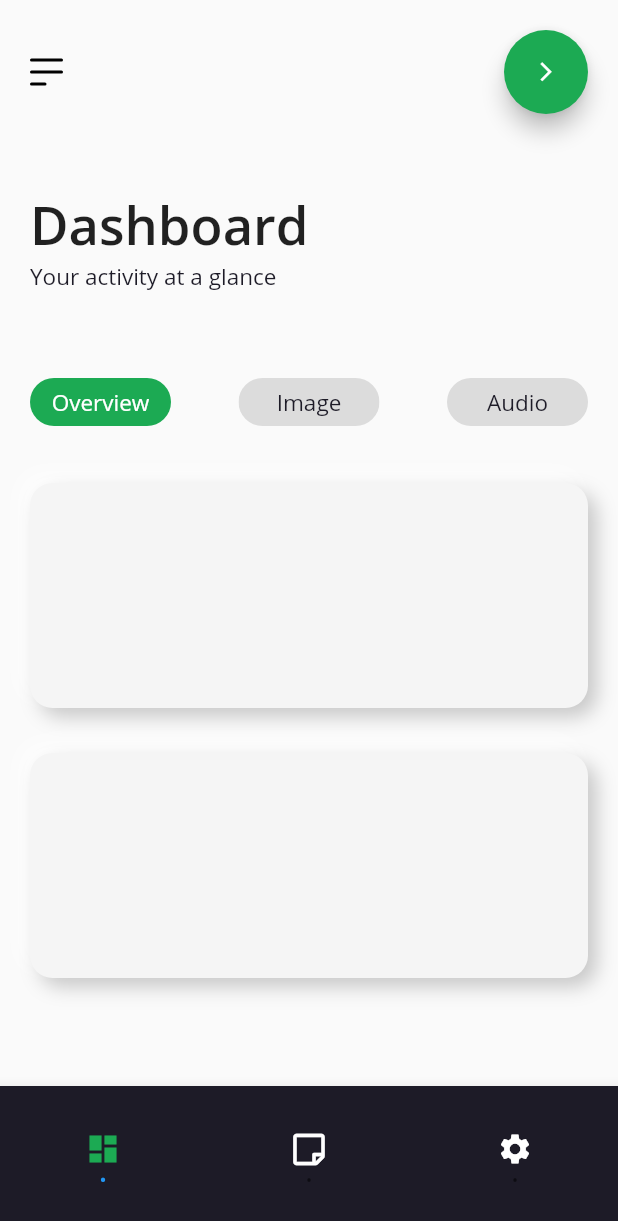
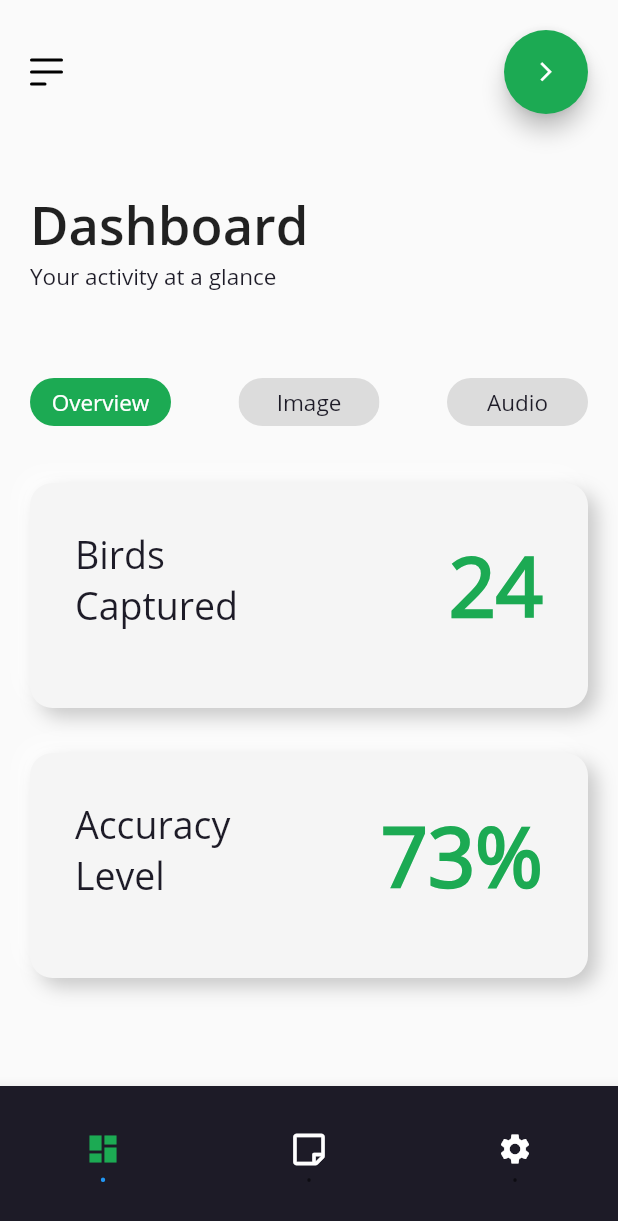
Before and after one commit to bot1001/AI-Birdie, a Flutter app: the SoftDashboard screen opened directly, on a phone screen of 412 x 824 dp. Shown: the top 1221 px of the screen. Run offline on Flutter 3.47's test engine with Material 2 defaults, Android fonts, the light colour scheme and no system bars; our stand-ins replace audioplayers, camera, datetime_picker_formfield, file_picker, font_awesome_flutter, geolocator and 3 more; missing offline and left inert: flutter_animation_set, flutter_audio_recorder, flutter_email_sender, flutter_timer, swipedetector.

Commit message:
Soft dashboard progress

```diff
--- a/lib/constants.dart
+++ b/lib/constants.dart
@@ -49,6 +49,12 @@ final TextStyle level2softdp = TextStyle(
   color: darkPurple
 );
 
+final TextStyle level2softg = TextStyle(
+  fontSize: 15,
+  fontFamily: 'OS_regular',
+  color: softGreen
+);
+
 final TextStyle level2softw = TextStyle(
   fontSize: 15,
   fontFamily: 'OS_regular',
--- a/lib/screens/dash.dart
+++ b/lib/screens/dash.dart
@@ -88,7 +88,25 @@ class _DashState extends State<Dash> {
             ],
             borderRadius: BorderRadius.circular(15.00),
           ),
-          child: null
+          child: Padding(
+            padding: EdgeInsets.all(30.0),
+            child: Row(
+              crossAxisAlignment: CrossAxisAlignment.start,
+              mainAxisAlignment: MainAxisAlignment.spaceBetween,
+              children: <Widget>[
+                Column(
+                  crossAxisAlignment: CrossAxisAlignment.start,
+                  children: <Widget>[
+                    Text("Birds", style: level2softdp.copyWith(fontSize: 25),),
+                    Text("Captured", style: level2softdp.copyWith(fontSize: 25),),
+
+                  ],
+                ),
+                Text("24", style: level2softg.copyWith(fontSize: 55, fontWeight: FontWeight.w900),),
+              ],
+
+            ),
+          ),
         ),
         SizedBox(height: 30),
         Container(
@@ -110,6 +128,25 @@ class _DashState extends State<Dash> {
             ],
             borderRadius: BorderRadius.circular(15.00),
           ),
+          child: Padding(
+            padding: EdgeInsets.all(30.0),
+            child: Row(
+              crossAxisAlignment: CrossAxisAlignment.start,
+              mainAxisAlignment: MainAxisAlignment.spaceBetween,
+              children: <Widget>[
+                Column(
+                  crossAxisAlignment: CrossAxisAlignment.start,
+                  children: <Widget>[
+                    Text("Accuracy", style: level2softdp.copyWith(fontSize: 25),),
+                    Text("Level", style: level2softdp.copyWith(fontSize: 25),),
+
+                  ],
+                ),
+                Text("73%", style: level2softg.copyWith(fontSize: 55, fontWeight: FontWeight.w900),),
+              ],
+
+            ),
+          ),
         ),
       ],
     );
--- a/lib/screens/image_result.dart
+++ b/lib/screens/image_result.dart
@@ -1,5 +1,5 @@
 // import 'dart:convert';
-import 'dart:convert';
+// import 'dart:convert';
 import 'dart:io';
 import 'package:flutter/material.dart';
 // import 'package:http/http.dart';
@@ -14,20 +14,10 @@ class ImageResult extends StatefulWidget {
 }
 
 class _ImageResultState extends State<ImageResult> {
-  final String url = "https://www.google.com/";
-  // String classId, className;
-
-  var bytes;
-  String base_64;
-  var file;
-
   @override
   void initState() {
     super.initState();
 
-    bytes = widget.imageInputFile.readAsBytesSync();
-    base_64 = base64Encode(bytes);
-    print(base_64);
 
     // this.getJsonData();
     //Call API here
--- a/lib/screens/soft_dashboard.dart
+++ b/lib/screens/soft_dashboard.dart
@@ -11,6 +11,9 @@ class SoftDashboard extends StatefulWidget {
 }
 
 class _SoftDashboardState extends State<SoftDashboard> {
+
+  // final GlobalKey<ScaffoldState> _scaffoldKey = new GlobalKey<ScaffoldState>();
+
   int _selectedPage = 0;
   final _pages = [
     Dash(),
@@ -39,7 +42,13 @@ class _SoftDashboardState extends State<SoftDashboard> {
                   // crossAxisAlignment: CrossAxisAlignment.start,
                   mainAxisAlignment: MainAxisAlignment.spaceBetween,
                   children: <Widget>[
-                    Column(
+                    GestureDetector(
+                      onTap: (){
+                        print("object");
+                        Scaffold.of(context).openDrawer();
+                        //  _scaffoldKey.currentState.openDrawer();
+                      },
+                      child: Column(
                           crossAxisAlignment: CrossAxisAlignment.start,
                           children: [
                             Container(
@@ -50,7 +59,9 @@ class _SoftDashboardState extends State<SoftDashboard> {
                                 borderRadius: BorderRadius.circular(4.00),
                               ),
                             ),
-                          SizedBox(height: 6.0,),
+                            SizedBox(
+                              height: 6.0,
+                            ),
                             Container(
                               height: 2.00,
                               width: 22.00,
@@ -58,8 +69,10 @@ class _SoftDashboardState extends State<SoftDashboard> {
                                 color: Color(0xff000000),
                                 borderRadius: BorderRadius.circular(4.00),
                               ),
-                          ),                        SizedBox(height: 6.0,),
-
+                            ),
+                            SizedBox(
+                              height: 6.0,
+                            ),
                             Container(
                               height: 2.00,
                               width: 11.00,
@@ -69,8 +82,11 @@ class _SoftDashboardState extends State<SoftDashboard> {
                               ),
                             ),
                           ]),
+                    ),
                     FloatingActionButton(
-                      onPressed: () {},
+                      onPressed: () {
+                        Navigator.of(context).pop();
+                      },
                       backgroundColor: softGreen,
                       child: Icon(
                         Icons.arrow_forward_ios,
```
Lines whose indentation alone changed are shown as unchanged.
